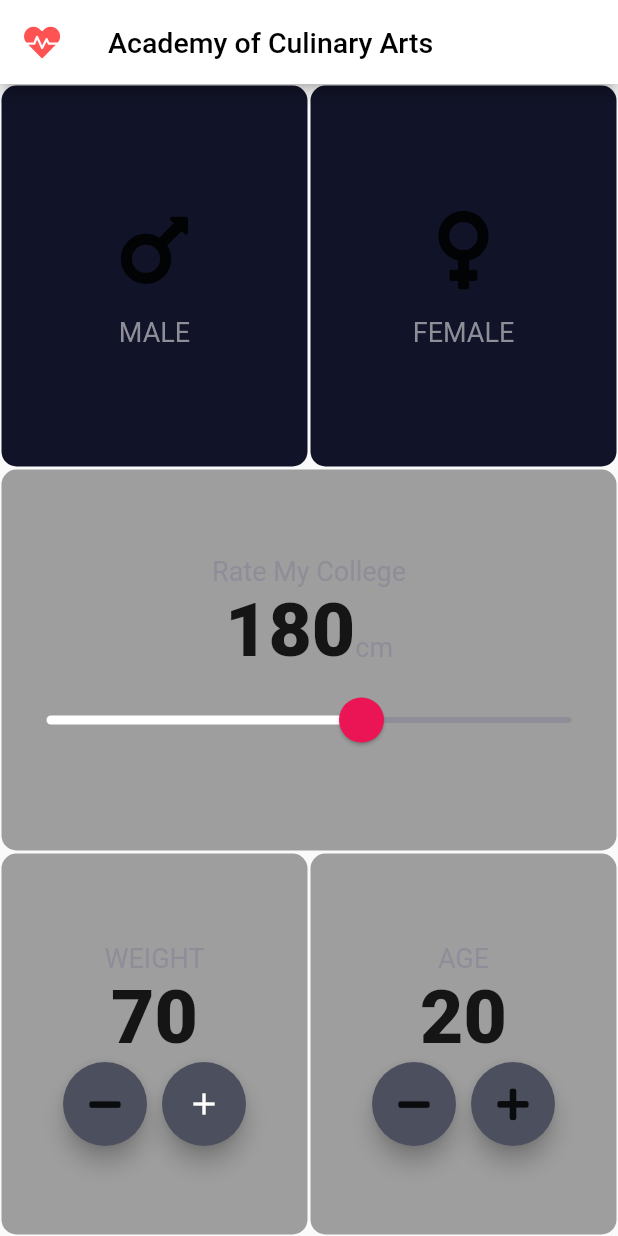
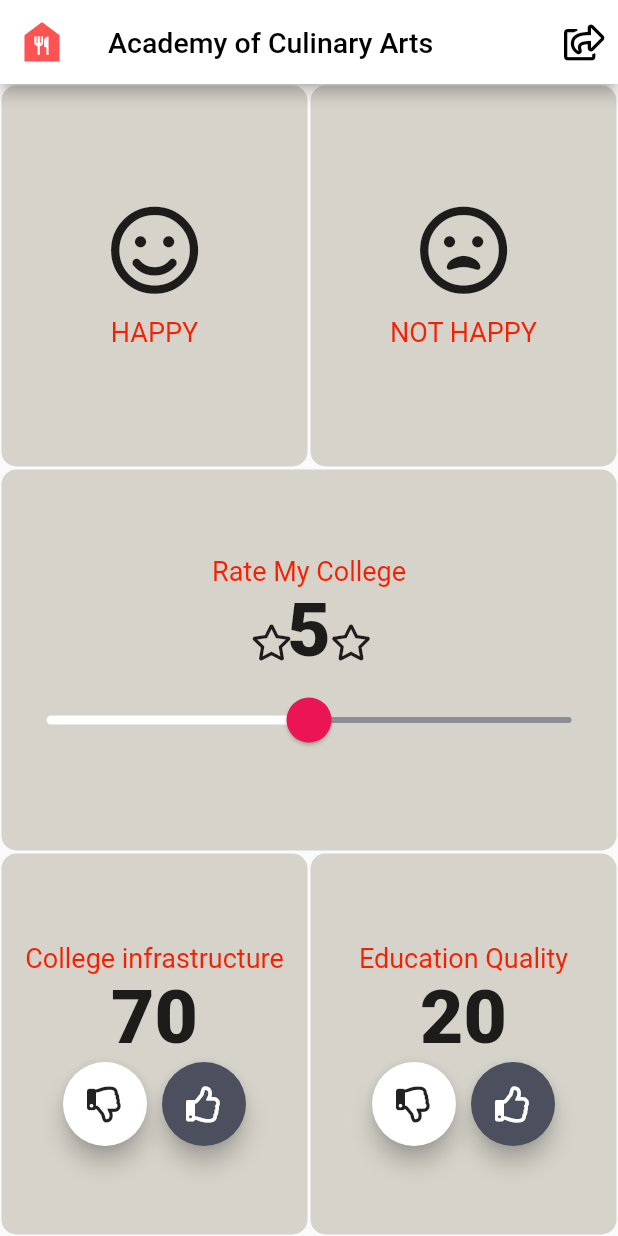
Before and after one commit to Samyush/hm, a Flutter app: the Academics screen opened directly, on a phone screen of 412 x 824 dp. Run offline on Flutter 3.47's test engine with Material 2 defaults, Android fonts, the phone set to English and light mode, and no system bars; our stand-ins replace carousel_pro, curved_navigation_bar, font_awesome_flutter, modal_progress_hud, shared_preferences, table_calendar; accounts and stored records are empty.

Commit message:
did some final designs upon academic.dart

```diff
--- a/lib/bottomNavigation.dart
+++ b/lib/bottomNavigation.dart
@@ -1,6 +1,6 @@
 import 'package:curved_navigation_bar/curved_navigation_bar.dart';
 import 'package:flutter/material.dart';
-import 'package:hm/screen/accademics.dart';
+import 'package:hm/screen/academic.dart';
 import 'package:hm/screen/search.dart';
 
 import 'API/apiDataPuller.dart';
--- a/lib/commonFunction/constants.dart
+++ b/lib/commonFunction/constants.dart
@@ -1,14 +1,13 @@
 import 'package:flutter/material.dart';
-import 'package:font_awesome_flutter/font_awesome_flutter.dart';
 
 const kBottomContainerHeight = 70.0;
 const kBottomConColor = Color(0xFFEB1555);
-const kActiveColor = Colors.grey;
-const kInactiveColor = Color(0xFF111328);
+const kActiveColor = Color(0xFFD0B823);
+const kInactiveColor = Color(0xFFD6D3CA);
 
 const kTextLabelStyle = TextStyle(
   fontSize: 18,
-  color: Color(0xFF8D8E98),
+  color: Color(0xFFF71F02),
 );
 
 const kNumberTextStyle = TextStyle(
@@ -59,8 +58,9 @@ const kSettingsIcon = Icon(
 
 const kLeadingNav = IconButton(
   icon: Icon(
-    FontAwesomeIcons.heartbeat,
+    Icons.food_bank,
     color: Colors.redAccent,
+    size: 35,
   ),
 );
 
--- a/lib/commonFunction/toDelete.dart
+++ b/lib/commonFunction/roundedIconButton.dart
@@ -15,7 +15,7 @@ class RoundIconButton extends StatelessWidget {
         width: 56.0,
         height: 56.0,
       ),
-      fillColor: Color(0xFF4C4F5E),
+      fillColor: Colors.white,
     );
   }
 }
--- a/lib/screen/accademics.dart
+++ b/lib/screen/academic.dart
@@ -2,7 +2,7 @@ import 'package:flutter/material.dart';
 import 'package:font_awesome_flutter/font_awesome_flutter.dart';
 import 'package:hm/commonFunction/constants.dart';
 import 'package:hm/commonFunction/reuse_card.dart';
-import 'package:hm/commonFunction/toDelete.dart';
+import 'package:hm/commonFunction/roundedIconButton.dart';
 import 'package:hm/commonFunction/toDelete2.dart';
 
 //will add emoji my clg and rating feature here
@@ -16,7 +16,7 @@ class Academics extends StatefulWidget {
 
 class _AcademicsState extends State<Academics> {
   Emoji selectedEmoji;
-  int height = 180;
+  int height = 5;
   int weight = 70;
   int age = 20;
 
@@ -26,6 +26,15 @@ class _AcademicsState extends State<Academics> {
       appBar: AppBar(
         leading: kLeadingNav,
         title: kAppbarTitle,
+        actions: <Widget>[
+          IconButton(
+            icon: Icon(FontAwesomeIcons.shareSquare, color: Colors.black,),
+            tooltip: 'Show Snackbar',
+            onPressed: () {
+
+            },
+          ),
+        ],
         backgroundColor: Colors.white,
       ),
       body: Column(
@@ -45,8 +54,8 @@ class _AcademicsState extends State<Academics> {
                         ? kActiveColor
                         : kInactiveColor,
                     cardChild: IconCont(
-                      icon: FontAwesomeIcons.mars,
-                      label: 'MALE',
+                      icon: FontAwesomeIcons.smile,
+                      label: 'HAPPY',
                     ),
                   ),
                 ),
@@ -61,8 +70,8 @@ class _AcademicsState extends State<Academics> {
                         ? kActiveColor
                         : kInactiveColor,
                     cardChild: IconCont(
-                      icon: FontAwesomeIcons.venus,
-                      label: 'FEMALE',
+                      icon: FontAwesomeIcons.frownOpen,
+                      label: 'NOT HAPPY',
                     ),
                   ),
                 ),
@@ -72,7 +81,7 @@ class _AcademicsState extends State<Academics> {
           Expanded(
 //            flex: 3,
             child: ReuseCard(
-              colour: kActiveColor,
+              colour: kInactiveColor,
               cardChild: Column(
                 mainAxisAlignment: MainAxisAlignment.center,
                 children: <Widget>[
@@ -85,14 +94,18 @@ class _AcademicsState extends State<Academics> {
                     crossAxisAlignment: CrossAxisAlignment.baseline,
                     textBaseline: TextBaseline.alphabetic,
                     children: <Widget>[
+                      Icon(
+                          FontAwesomeIcons.star
+                        //style: kTextLabelStyle,
+                      ),
                       Text(
                         height.toString(),
                         style: kNumberTextStyle,
                       ),
-                      Text(
-                        'cm',
-                        style: kTextLabelStyle,
-                      )
+                      Icon(
+                        FontAwesomeIcons.star
+                        //style: kTextLabelStyle,
+                      ),
                     ],
                   ),
                   SliderTheme(
@@ -107,8 +120,8 @@ class _AcademicsState extends State<Academics> {
                             RoundSliderOverlayShape(overlayRadius: 30)),
                     child: Slider(
                       value: height.toDouble(),
-                      min: 120.0,
-                      max: 220.0,
+                      min: 0.0,
+                      max: 10.0,
 //                      activeColor: Color(0xFFEB1555),
 //                      inactiveColor: Color(0xFF8D8E98),
                       onChanged: (double newValue) {
@@ -128,12 +141,12 @@ class _AcademicsState extends State<Academics> {
               children: <Widget>[
                 Expanded(
                   child: ReuseCard(
-                    colour: kActiveColor,
+                    colour: kInactiveColor,
                     cardChild: Column(
                       mainAxisAlignment: MainAxisAlignment.center,
                       children: <Widget>[
                         Text(
-                          'WEIGHT',
+                          'College infrastructure',
                           style: kTextLabelStyle,
                         ),
                         Text(
@@ -144,7 +157,7 @@ class _AcademicsState extends State<Academics> {
                           mainAxisAlignment: MainAxisAlignment.center,
                           children: <Widget>[
                             RoundIconButton(
-                              icon: FontAwesomeIcons.minus,
+                              icon: FontAwesomeIcons.thumbsDown,
                               onPressed: () {
                                 setState(() {
                                   weight--;
@@ -157,7 +170,7 @@ class _AcademicsState extends State<Academics> {
                             FloatingActionButton(
                               backgroundColor: Color(0xFF4C4F5E),
                               child: Icon(
-                                Icons.add,
+                                FontAwesomeIcons.thumbsUp,
                                 color: Colors.white,
                               ),
                               onPressed: () {
@@ -174,12 +187,12 @@ class _AcademicsState extends State<Academics> {
                 ),
                 Expanded(
                   child: ReuseCard(
-                    colour: kActiveColor,
+                    colour: kInactiveColor,
                     cardChild: Column(
                       mainAxisAlignment: MainAxisAlignment.center,
                       children: <Widget>[
                         Text(
-                          'AGE',
+                          'Education Quality',
                           style: kTextLabelStyle,
                         ),
                         Text(
@@ -190,7 +203,7 @@ class _AcademicsState extends State<Academics> {
                           mainAxisAlignment: MainAxisAlignment.center,
                           children: <Widget>[
                             RoundIconButton(
-                              icon: FontAwesomeIcons.minus,
+                              icon: FontAwesomeIcons.thumbsDown,
                               onPressed: () {
                                 setState(() {
                                   age--;
@@ -200,8 +213,12 @@ class _AcademicsState extends State<Academics> {
                             SizedBox(
                               width: 10,
                             ),
-                            RoundIconButton(
-                              icon: FontAwesomeIcons.plus,
+                            FloatingActionButton(
+                              backgroundColor: Color(0xFF4C4F5E),
+                              child: Icon(
+                                FontAwesomeIcons.thumbsUp,
+                                color: Colors.white,
+                              ),
                               onPressed: () {
                                 setState(() {
                                   age++;
--- a/lib/screen/home_page.dart
+++ b/lib/screen/home_page.dart
@@ -7,8 +7,6 @@ import 'package:shared_preferences/shared_preferences.dart';
 import '../commonFunction/constants.dart';
 import '../commonFunction/reuse_card.dart';
 import 'sliderImg.dart';
-
-enum Gender { male, female }
 
 double h1 = 65;
 
@@ -23,7 +21,6 @@ class _MyHomePageState extends State<MyHomePage> {
   SharedPreferences sharedPreferences;
 
   Future<void> _launched;
-  Gender selectedGender;
   String height = 'Photos';
   String _phone = '+977-01-5522909';
 
```
